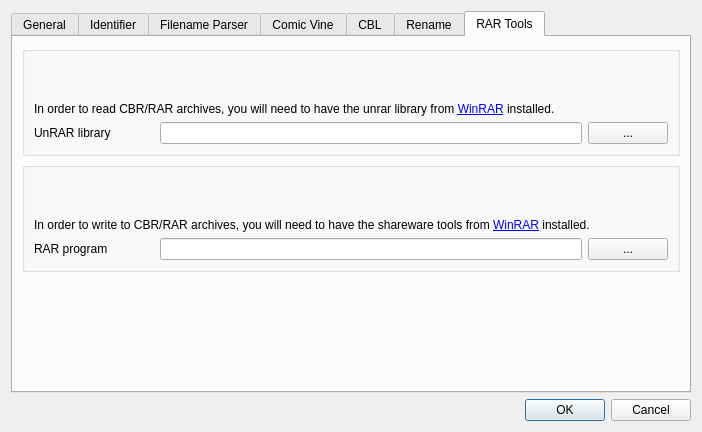
Before: the Qt Designer form comictaggerlib/ui/settingswindow.ui in mhoffesommer/comictagger, drawn with Qt 5.
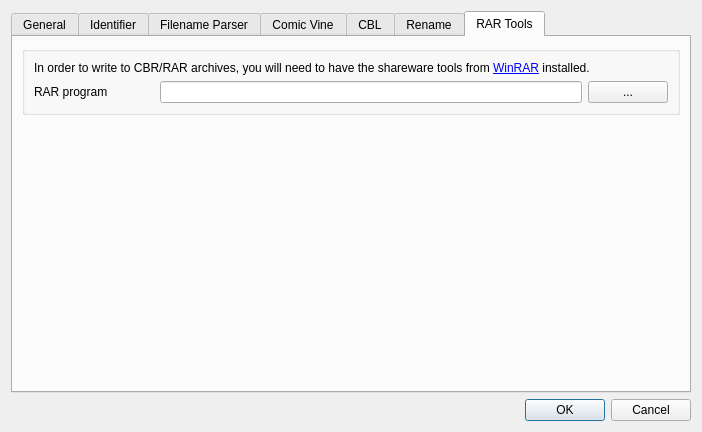
After: the same form once the commit is applied. The open tabs and pages were chosen to show the change.

Commit message: Changed: use unrar-cffi for cbr handling (#151)

What changed in the file:
```diff
--- a/comictaggerlib/ui/settingswindow.ui
+++ b/comictaggerlib/ui/settingswindow.ui
@@ -648,67 +648,6 @@
          <string>RAR Tools</string>
         </attribute>
         <layout class="QVBoxLayout" name="verticalLayout_2">
-         <item>
-          <widget class="QGroupBox" name="grpBoxUnrar">
-           <layout class="QGridLayout" name="gridLayout">
-            <item row="1" column="0">
-             <widget class="QLabel" name="lblUnrar">
-              <property name="minimumSize">
-               <size>
-                <width>120</width>
-                <height>0</height>
-               </size>
-              </property>
-              <property name="text">
-               <string>UnRAR library</string>
-              </property>
-             </widget>
-            </item>
-            <item row="1" column="1">
-             <widget class="QLineEdit" name="leUnrarLibPath">
-              <property name="readOnly">
-               <bool>true</bool>
-              </property>
-             </widget>
-            </item>
-            <item row="1" column="2">
-             <widget class="QPushButton" name="btnBrowseUnrar">
-              <property name="text">
-               <string>...</string>
-              </property>
-             </widget>
-            </item>
-            <item row="0" column="0" colspan="3">
-             <widget class="QLabel" name="lblUnrarHelp">
-              <property name="sizePolicy">
-               <sizepolicy hsizetype="Preferred" vsizetype="Expanding">
-                <horstretch>0</horstretch>
-                <verstretch>0</verstretch>
-               </sizepolicy>
-              </property>
-              <property name="text">
-               <string>&lt;html&gt;&lt;head/&gt;&lt;body&gt;&lt;p&gt;In order to read CBR/RAR archives, you will need to have the unrar library from &lt;a href=&quot;www.win-rar.com/download.html&quot;&gt;&lt;span style=&quot; text-decoration: underline; color:#0000ff;&quot;&gt;WinRAR&lt;/span&gt;&lt;/a&gt; installed. &lt;/p&gt;&lt;/body&gt;&lt;/html&gt;</string>
-              </property>
-              <property name="textFormat">
-               <enum>Qt::RichText</enum>
-              </property>
-              <property name="alignment">
-               <set>Qt::AlignBottom|Qt::AlignLeading|Qt::AlignLeft</set>
-              </property>
-              <property name="wordWrap">
-               <bool>true</bool>
-              </property>
-              <property name="openExternalLinks">
-               <bool>true</bool>
-              </property>
-              <property name="textInteractionFlags">
-               <set>Qt::LinksAccessibleByKeyboard|Qt::LinksAccessibleByMouse</set>
-              </property>
-             </widget>
-            </item>
-           </layout>
-          </widget>
-         </item>
          <item>
           <widget class="QGroupBox" name="grpBoxRar">
            <layout class="QGridLayout" name="gridLayout">
@@ -766,7 +705,7 @@
             <item row="0" column="0" colspan="3">
              <widget class="QLabel" name="lblRarHelp">
               <property name="sizePolicy">
-               <sizepolicy hsizetype="Preferred" vsizetype="Expanding">
+               <sizepolicy hsizetype="Preferred" vsizetype="Minimum">
                 <horstretch>0</horstretch>
                 <verstretch>0</verstretch>
                </sizepolicy>
```
The commit also changes 164 other files.
